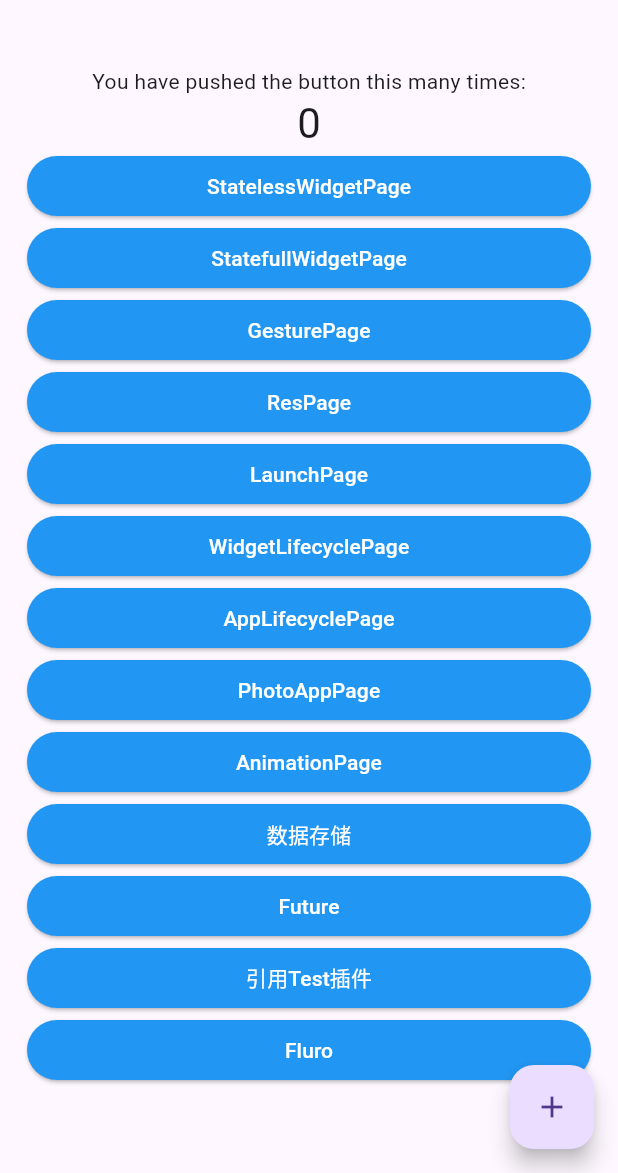
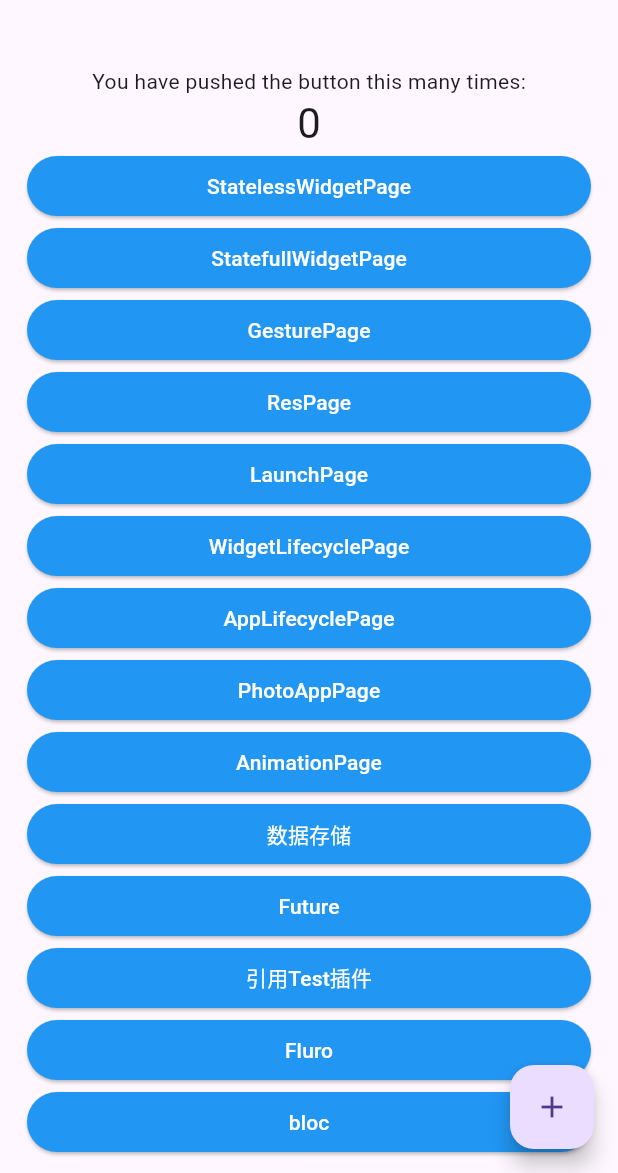
Before and after one commit to lurenman/flutter_app, a Flutter app: the screen it shows after launch, on a phone screen of 412 x 824 dp, the part 63-1236 px from its top. Run offline on Flutter 3.47's test engine with Material 3 defaults, Android fonts, the phone set to English and light mode, and no system bars; our stand-ins replace fluro, flutter_bloc, fluttertoast, image_picker, shared_preferences; missing offline and left inert: flutter_color_plugin, flutter_plugin_test.

Commit message:
提交flutter_bloc的使用

```diff
--- /dev/null
+++ b/lib/learn/bloc/CounterCubit.dart
@@ -0,0 +1,8 @@
+import 'package:flutter_bloc/flutter_bloc.dart';
+
+class CounterCubit extends Cubit<int> {
+  CounterCubit() : super(0);
+
+  void increment() => emit(state + 1);
+  void decrement() => emit(state - 1);
+}
--- a/lib/main.dart
+++ b/lib/main.dart
@@ -6,6 +6,7 @@ import 'package:flutter_app/learn/page/TestPluginPage.dart';
 import 'package:flutter_app/learn/router/AppRouter.dart';
 import 'package:flutter_color_plugin/flutter_color_plugin.dart';
 
+import 'learn/page/BlocPage.dart';
 import 'learn/page/DataStoragePage.dart';
 import 'learn/page/FuturePage.dart';
 import 'learn/page/GesturePage.dart';
@@ -322,6 +323,24 @@ class _MyHomePageState extends State<MyHomePage> {
                           style: TextStyle(color: Colors.white),
                         )),
                   ),
+                  SizedBox(
+                    width: double.infinity,
+                    child: ElevatedButton(
+                        style: ButtonStyle(
+                          backgroundColor:
+                          MaterialStateProperty.all<Color>(Colors.blue),
+                        ),
+                        onPressed: () {
+                          Navigator.push(
+                              context,
+                              MaterialPageRoute(
+                                  builder: (context) => BlocPage()));
+                        },
+                        child: Text(
+                          "bloc",
+                          style: TextStyle(color: Colors.white),
+                        )),
+                  ),
                 ],
               ),
             ],
--- a/pubspec.yaml
+++ b/pubspec.yaml
@@ -41,6 +41,7 @@ dependencies:
   # Use with the CupertinoIcons class for iOS style icons.
   cupertino_icons: ^1.0.2
   fluro: ^2.0.5
+  flutter_bloc: ^8.1.6
   flutter_plugin_test:
     #本地插件引用
 #    path: D:\androidxm\githubme\flutter_plugin_test
```
Also changed, not shown: lib/learn/page/BlocPage.dart (added, +73 -0 lines), 1 other file.
